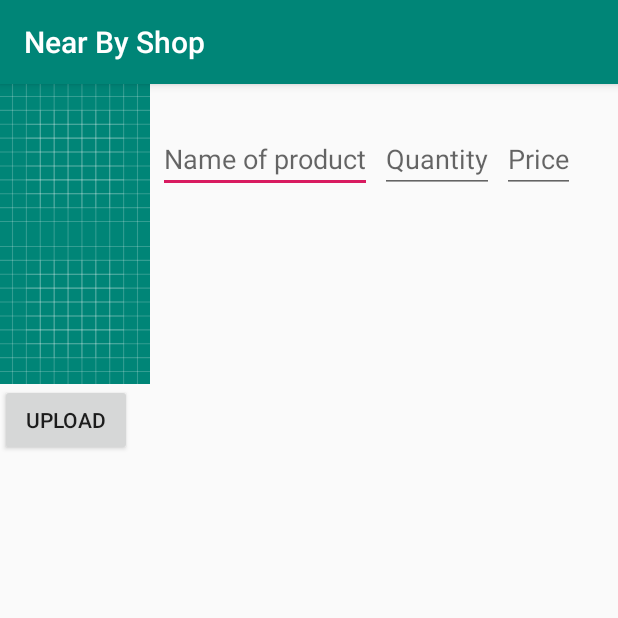
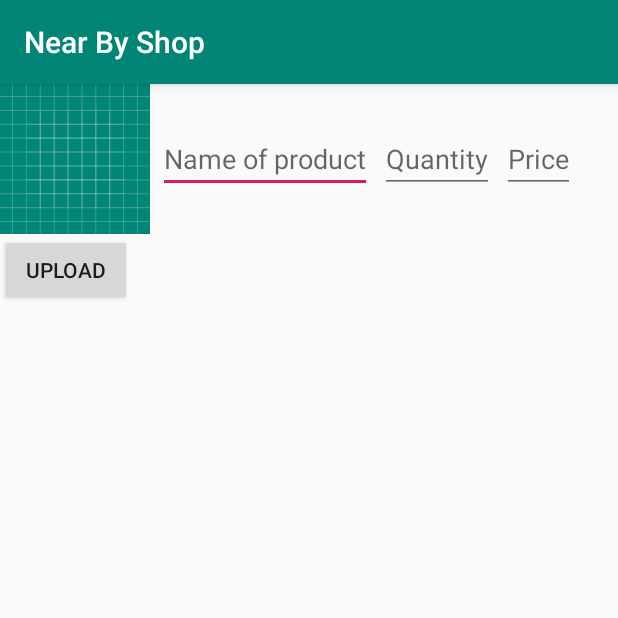
Before and after one commit to yashwnh23/NearByShop, an Android app: the ItemsList screen opened directly, with no data from a screen before it, on a phone screen of 412 x 824 dp, the top half of it. Run offline under Robolectric (Android 15) with nearby library versions, the phone set to English and light mode, and no system bars; our stand-ins replace Firebase (no records; nobody signed in at launch, a user with empty details on screens opened directly).

```diff
--- a/app/src/main/res/layout/activity_items_list.xml
+++ b/app/src/main/res/layout/activity_items_list.xml
@@ -3,7 +3,7 @@
             xmlns:android="http://schemas.android.com/apk/res/android"
             android:layout_width="match_parent"
             android:layout_height="match_parent"
-            android:orientation="vertical ">
+            android:orientation="vertical">
 
     <LinearLayout
             xmlns:android="http://schemas.android.com/apk/res/android"
@@ -48,12 +48,7 @@
 
 
     </LinearLayout>
-    <ImageView
-            android:layout_width="100dp"
-            android:layout_height="100dp"
-            android:id="@+id/img1"
-            android:src="@drawable/ic_launcher_background"
-    />
+
     <Button
             android:layout_width="wrap_content"
             android:layout_height="wrap_content"
```
Also changed, not shown: app/src/main/java/com/example/nearbyshop/ItemsList.kt (+11 -9 lines).
